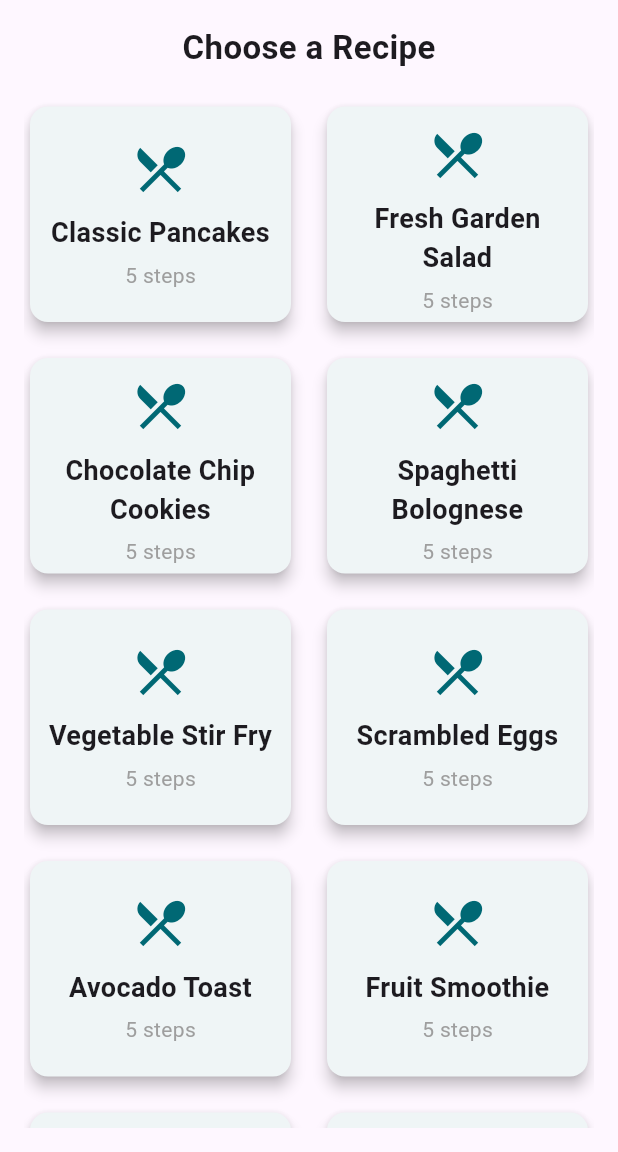
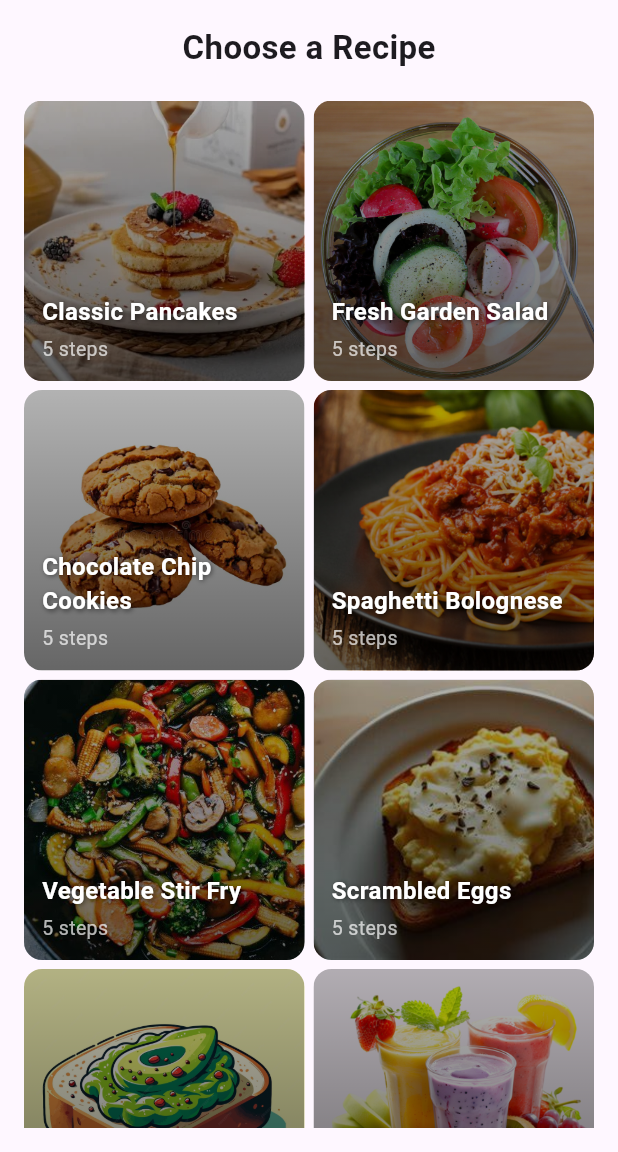
Before and after one commit to simonBeast/food_preparation_mobile_app, a Flutter app: the screen it shows after launch, on a phone screen of 412 x 824 dp, the part 84-1236 px from its top. Run offline on Flutter 3.47's test engine with Material 3 defaults, Android fonts, the light colour scheme and no system bars; our stand-ins replace lottie.

Commit message:
some chnages in food preparation mobile app

```diff
--- a/lib/data/recipes.dart
+++ b/lib/data/recipes.dart
@@ -1,6 +1,7 @@
 final List<Map<String, dynamic>> recipes = [
  {
     'name': 'Classic Pancakes',
+    'imageUrl': "assets/images/pancakes.webp",
     'steps': [
       {
         'title': 'Mix Dry Ingredients',
@@ -36,6 +37,7 @@ final List<Map<String, dynamic>> recipes = [
   },
   {
     'name': 'Fresh Garden Salad',
+    'imageUrl': "assets/images/fresh-garden-salad.jpg",
     'steps': [
       {
         'title': 'Wash Vegetables',
@@ -71,6 +73,7 @@ final List<Map<String, dynamic>> recipes = [
   },
   {
     'name': 'Chocolate Chip Cookies',
+    'imageUrl': "assets/images/chocolate-chip-cookies.webp",
     'steps': [
       {
         'title': 'Cream Butter & Sugar',
@@ -106,6 +109,7 @@ final List<Map<String, dynamic>> recipes = [
   },
   {
     'name': 'Spaghetti Bolognese',
+    'imageUrl': "assets/images/spaghetti.jpg",
     'steps': [
       {
         'title': 'Cook Pasta',
@@ -141,6 +145,7 @@ final List<Map<String, dynamic>> recipes = [
   },
   {
     'name': 'Vegetable Stir Fry',
+    'imageUrl': "assets/images/vegetable.jpg",
     'steps': [
       {
         'title': 'Prepare Vegetables',
@@ -176,6 +181,7 @@ final List<Map<String, dynamic>> recipes = [
   },
   {
     'name': 'Scrambled Eggs',
+    'imageUrl': "assets/images/scrambledEgg.jpg",
     'steps': [
       {
         'title': 'Crack Eggs',
@@ -211,6 +217,7 @@ final List<Map<String, dynamic>> recipes = [
   },
   {
     'name': 'Avocado Toast',
+    'imageUrl': "assets/images/avocado.jpg",
     'steps': [
       {
         'title': 'Toast Bread',
@@ -246,6 +253,7 @@ final List<Map<String, dynamic>> recipes = [
   },
   {
     'name': 'Fruit Smoothie',
+    'imageUrl': "assets/images/smoothie.webp",
     'steps': [
       {
         'title': 'Prepare Fruits',
@@ -281,6 +289,7 @@ final List<Map<String, dynamic>> recipes = [
   },
   {
     'name': 'Grilled Cheese Sandwich',
+    'imageUrl': "assets/images/grilled.jpg",
     'steps': [
       {
         'title': 'Butter Bread',
@@ -316,6 +325,7 @@ final List<Map<String, dynamic>> recipes = [
   },
   {
     'name': 'Chocolate Milkshake',
+    'imageUrl': "assets/",
     'steps': [
       {
         'title': 'Scoop Ice Cream',
--- a/lib/main.dart
+++ b/lib/main.dart
@@ -48,7 +48,6 @@ class _MyAppState extends State<MyApp> {
         ),
       ),
       themeMode: isDarkMode ? ThemeMode.dark: ThemeMode.light  ,
-
       home: HomeScreen(
         isDarkMode: isDarkMode,
         setIsDarkMode: setIsDarkMode,
--- a/lib/pages/home_screen.dart
+++ b/lib/pages/home_screen.dart
@@ -39,9 +39,9 @@ class HomeScreen extends StatelessWidget {
               child: GridView.builder(
                 gridDelegate: SliverGridDelegateWithFixedCrossAxisCount(
                   crossAxisCount: 2,
-                  crossAxisSpacing: 16,
-                  mainAxisSpacing: 16,
-                  childAspectRatio: 1.2,
+                  crossAxisSpacing: 6,
+                  mainAxisSpacing: 6,
+                  childAspectRatio: 1,
                 ),
                 itemCount: recipes.length,
                 itemBuilder: (context, index) {
--- a/lib/pages/recipe_card.dart
+++ b/lib/pages/recipe_card.dart
@@ -1,5 +1,4 @@
 import 'dart:ui';
-
 import 'package:flutter/material.dart';
 import 'package:food_preparation/pages/recipe_screen.dart';
 
@@ -8,16 +7,41 @@ class RecipeCard extends StatelessWidget {
 
   const RecipeCard({Key? key, required this.recipe}) : super(key: key);
 
-
   @override
   Widget build(BuildContext context) {
-    return Card(
-      elevation: 4,
-      shape: RoundedRectangleBorder(
+    return ClipRRect(
       borderRadius: BorderRadius.circular(12),
+      child: Stack(
+        children: [
+          Positioned.fill(
+            child: Image.asset(
+              recipe['imageUrl'],
+              fit: BoxFit.cover,
+              errorBuilder: (context, error, stackTrace) => Container(
+                color: Colors.grey.shade300,
+                alignment: Alignment.center,
+                child: const Icon(Icons.broken_image, size: 40),
               ),
+            ),
+          ),
+          Positioned.fill(
+            child: Container(
+              decoration: BoxDecoration(
+                gradient: LinearGradient(
+                  colors: [
+                    Colors.black.withOpacity(0.6),
+                    Colors.black.withOpacity(0.3),
+                  ],
+                  begin: Alignment.bottomCenter,
+                  end: Alignment.topCenter,
+                ),
+              ),
+            ),
+          ),
+          Positioned.fill(
+            child: Material(
+              color: Colors.transparent,
               child: InkWell(
-        borderRadius: BorderRadius.circular(12),
                 onTap: () {
                   Navigator.push(
                     context,
@@ -27,32 +51,44 @@ class RecipeCard extends StatelessWidget {
                   );
                 },
                 child: Padding(
-          padding: EdgeInsets.all(12),
+                  padding: const EdgeInsets.all(12),
                   child: Column(
-            mainAxisAlignment: MainAxisAlignment.center,
+                    mainAxisAlignment: MainAxisAlignment.end,
+                    crossAxisAlignment: CrossAxisAlignment.start,
                     children: [
-              Icon(Icons.restaurant_menu, size: 40, color: Theme.of(context).colorScheme.primary),
-              SizedBox(height: 10),
                       Text(
                         recipe['name'],
-                style: TextStyle(
-                  fontSize: 18,
+                        style: const TextStyle(
+                          color: Colors.white,
+                          fontSize: 16,
                           fontWeight: FontWeight.bold,
+                          shadows: [
+                            Shadow(
+                              blurRadius: 4,
+                              color: Colors.black54,
+                              offset: Offset(1, 1),
                             ),
-                textAlign: TextAlign.center,
+                          ],
                         ),
-              SizedBox(height: 5),
+                        maxLines: 2,
+                        overflow: TextOverflow.ellipsis,
+                      ),
+                      const SizedBox(height: 4),
                       Text(
                         '${recipe['steps'].length} steps',
-                style: TextStyle(
-                  fontSize: 14,
-                  color: Colors.grey,
+                        style: const TextStyle(
+                          color: Colors.white70,
+                          fontSize: 13,
                         ),
                       ),
                     ],
                   ),
                 ),
               ),
+            ),
+          ),
+        ],
+      ),
     );
   }
 }
--- a/pubspec.yaml
+++ b/pubspec.yaml
@@ -66,6 +66,7 @@ flutter:
   #   - images/a_dot_ham.jpeg
   assets:
     - assets/animations/
+    - assets/images/
 
   # An image asset can refer to one or more resolution-specific "variants", see
   # https://flutter.dev/to/resolution-aware-images
```
Also changed, not shown: assets/images/avocado.jpg (added), assets/images/chocolate-chip-cookies.webp (added), assets/images/fresh-garden-salad.jpg (added), assets/images/grilled.jpg (added), assets/images/pancakes.webp (added), assets/images/scrambledEgg.jpg (added), assets/images/smoothie.webp (added), assets/images/spaghetti.jpg (added), assets/images/vegetable.jpg (added), 1 other file. Lines whose indentation alone changed are shown as unchanged.
